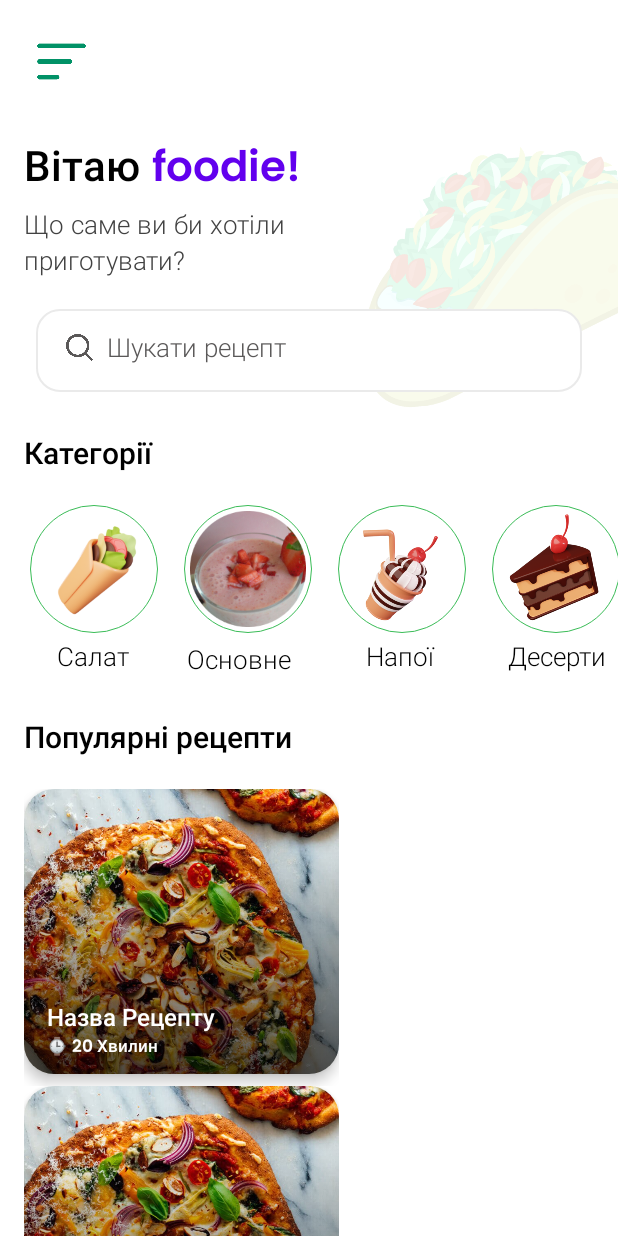
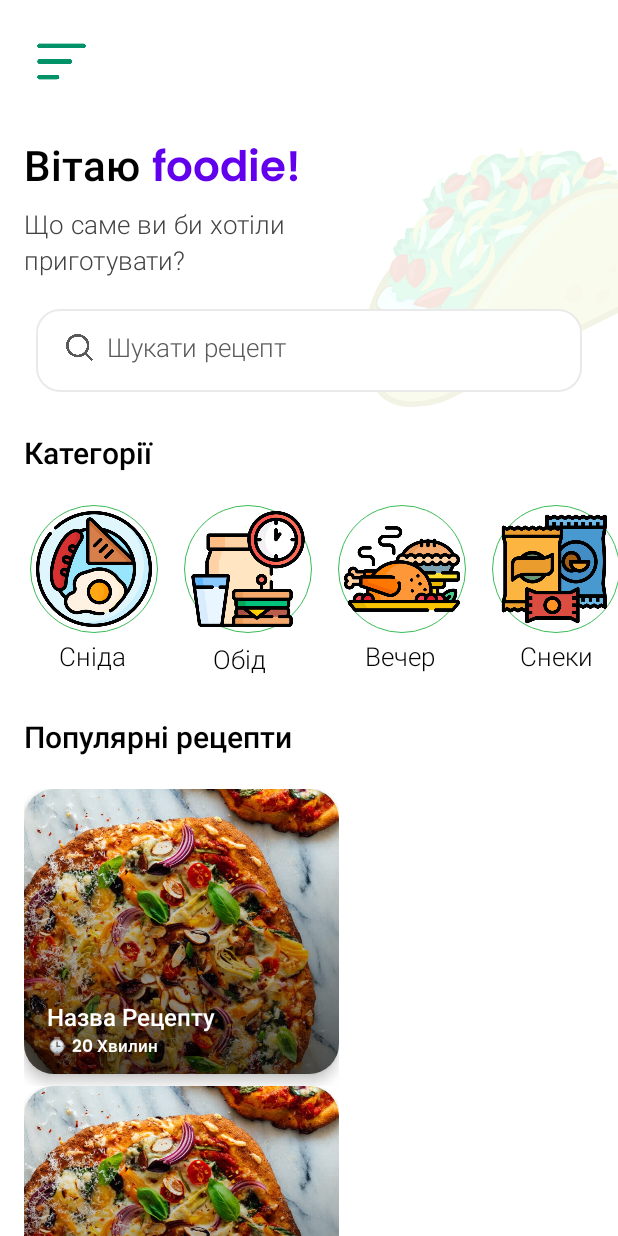
Before and after one commit to mark405/caloriesapp, an Android app: the layout activity_receipt.xml on its own in the app's theme, with its tools: preview values and no code run, on a phone screen of 412 x 824 dp. Run offline under Robolectric (Android 15) with nearby library versions, the phone set to English and light mode, and no system bars.

Commit message:
укр переклад

```diff
--- a/app/src/main/res/layout/activity_receipt.xml
+++ b/app/src/main/res/layout/activity_receipt.xml
@@ -128,7 +128,7 @@
                 android:id="@+id/salad"
                 style="@style/my_Style"
                 android:background="@drawable/category_card_bc"
-                app:srcCompat="@drawable/category_salad" />
+                app:srcCompat="@drawable/breakfast_ic" />
 
             <TextView
                 android:id="@+id/textView6"
@@ -143,7 +143,7 @@
                 android:layout_marginBottom="-23dp"
                 android:fontFamily="@font/poppins_light"
                 android:gravity="center"
-                android:text="Салат"
+                android:text="Сніданок"
                 android:textColor="@color/black"
                 android:textSize="17sp" />
 
@@ -153,7 +153,7 @@
                 android:layout_marginStart="17dp"
                 android:layout_toEndOf="@id/salad"
                 android:background="@drawable/category_card_bc"
-                app:srcCompat="@drawable/drinks" />
+                app:srcCompat="@drawable/lunch_ic" />
 
             <TextView
                 android:layout_width="81dp"
@@ -167,7 +167,7 @@
                 android:layout_marginBottom="-23dp"
                 android:fontFamily="@font/poppins_light"
                 android:gravity="center"
-                android:text="Основне"
+                android:text="Обід"
                 android:textColor="@color/black"
                 android:textSize="17sp" />
 
@@ -177,7 +177,7 @@
                 android:layout_marginStart="17dp"
                 android:layout_toEndOf="@id/mainDish"
                 android:background="@drawable/category_card_bc"
-                app:srcCompat="@drawable/catergory_drinks" />
+                app:srcCompat="@drawable/dinner_ic" />
 
             <TextView
                 android:layout_width="wrap_content"
@@ -191,7 +191,7 @@
                 android:layout_marginBottom="-23dp"
                 android:fontFamily="@font/poppins_light"
                 android:gravity="center"
-                android:text="Напої"
+                android:text="Вечеря"
                 android:textColor="@color/black"
                 android:textSize="17sp" />
 
@@ -201,7 +201,7 @@
                 android:layout_marginStart="17dp"
                 android:layout_toEndOf="@id/drinks"
                 android:background="@drawable/category_card_bc"
-                app:srcCompat="@drawable/category_dessert" />
+                app:srcCompat="@drawable/snack_ic" />
 
             <TextView
                 android:layout_width="wrap_content"
@@ -215,7 +215,7 @@
                 android:layout_marginBottom="-23dp"
                 android:fontFamily="@font/poppins_light"
                 android:gravity="center"
-                android:text="Десерти"
+                android:text="Снеки"
                 android:textColor="@color/black"
                 android:textSize="17sp" />
 
```
Also changed, not shown: app/src/main/java/com/example/caloriesapp/MainActivity.kt (+4 -4 lines).
